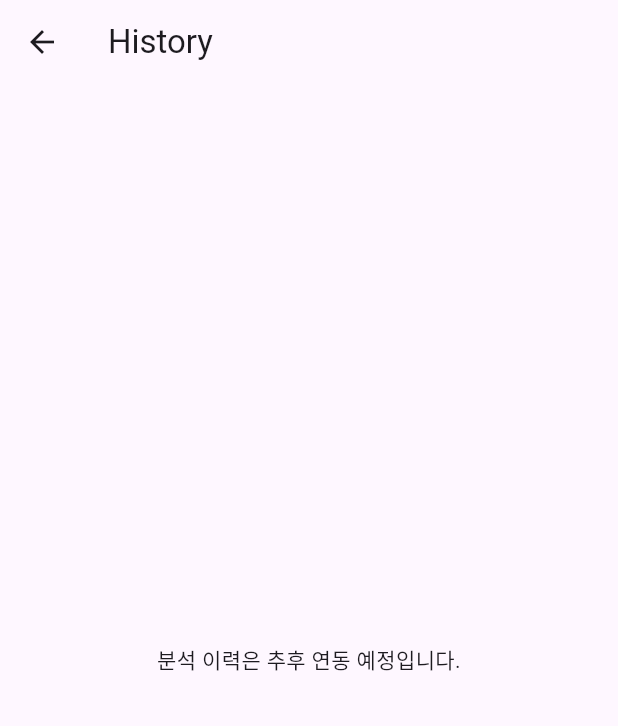
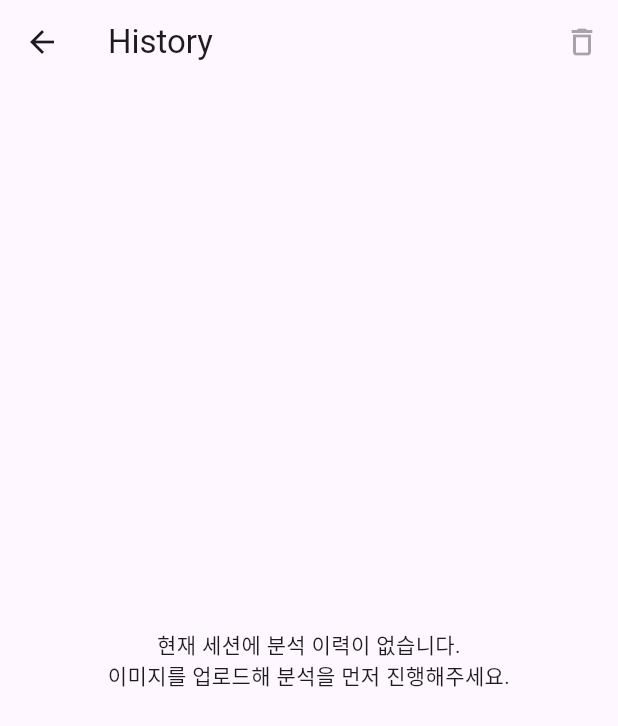
Before and after one commit to Capstone-sixsense/eye-project, a Flutter app: the HistoryScreen screen opened by its route, on a phone screen of 412 x 824 dp. Shown: the top 726 px of the screen. Run offline on Flutter 3.47's test engine with Material 3 defaults, Android fonts, the phone set to English and light mode, and no system bars; our stand-ins replace file_picker.

Commit message:
feat(frontend): implement session-based analysis history screen
analyze 성공 응답을 메모리 이력 스토어에 저장하도록 임시로 구현

History 화면에서 썸네일/시간/판정을 표시하고, 항목 선택 시 결과 화면으로 재진입할 수 있도록 연결

```diff
--- /dev/null
+++ b/frontend/lib/models/analysis_history_entry.dart
@@ -0,0 +1,17 @@
+import 'dart:typed_data';
+
+import 'analyze_response.dart';
+
+class AnalysisHistoryEntry {
+  const AnalysisHistoryEntry({
+    required this.filename,
+    required this.originalImageBytes,
+    required this.response,
+    required this.createdAt,
+  });
+
+  final String filename;
+  final Uint8List originalImageBytes;
+  final AnalyzeResponse response;
+  final DateTime createdAt;
+}
--- a/frontend/lib/screens/history_screen.dart
+++ b/frontend/lib/screens/history_screen.dart
@@ -1,22 +1,93 @@
 import 'package:flutter/material.dart';
 
-/// 이력 보기 — 백엔드/스토리지 연동 전 플레이스홀더.
-class HistoryScreen extends StatelessWidget {
+import '../models/result_screen_args.dart';
+import '../state/analysis_history_store.dart';
+
+/// 이력 보기 — 현재 세션에서 `/analyze` 성공 응답을 저장해 표시.
+class HistoryScreen extends StatefulWidget {
   const HistoryScreen({super.key});
 
   @override
+  State<HistoryScreen> createState() => _HistoryScreenState();
+}
+
+class _HistoryScreenState extends State<HistoryScreen> {
+  void _clearHistory() {
+    AnalysisHistoryStore.clear();
+    setState(() {});
+  }
+
+  @override
   Widget build(BuildContext context) {
+    final entries = AnalysisHistoryStore.entries;
+
     return Scaffold(
-      appBar: AppBar(title: const Text('History')),
-      body: const Center(
-        child: Padding(
-          padding: EdgeInsets.all(24),
-          child: Text(
-            '분석 이력은 추후 연동 예정입니다.',
-            textAlign: TextAlign.center,
+      appBar: AppBar(
+        title: const Text('History'),
+        actions: [
+          IconButton(
+            onPressed: entries.isEmpty ? null : _clearHistory,
+            icon: const Icon(Icons.delete_outline),
+            tooltip: '이력 비우기',
           ),
-        ),
+        ],
       ),
+      body: entries.isEmpty
+          ? const Center(
+              child: Padding(
+                padding: EdgeInsets.all(24),
+                child: Text(
+                  '현재 세션에 분석 이력이 없습니다.\n이미지를 업로드해 분석을 먼저 진행해주세요.',
+                  textAlign: TextAlign.center,
+                ),
+              ),
+            )
+          : ListView.separated(
+              padding: const EdgeInsets.all(16),
+              itemCount: entries.length,
+              separatorBuilder: (_, _) => const SizedBox(height: 12),
+              itemBuilder: (context, index) {
+                final item = entries[index];
+                final subtitle = item.response.label ?? '판정 없음';
+                return Card(
+                  child: ListTile(
+                    leading: ClipRRect(
+                      borderRadius: BorderRadius.circular(8),
+                      child: Image.memory(
+                        item.originalImageBytes,
+                        width: 52,
+                        height: 52,
+                        fit: BoxFit.cover,
+                      ),
+                    ),
+                    title: Text(item.filename),
+                    subtitle: Text(
+                      '$subtitle · ${_formatDateTime(item.createdAt)}',
+                    ),
+                    trailing: const Icon(Icons.chevron_right),
+                    onTap: () {
+                      Navigator.pushNamed(
+                        context,
+                        '/result',
+                        arguments: ResultScreenArgs(
+                          originalImageBytes: item.originalImageBytes,
+                          analyzeResponse: item.response,
+                        ),
+                      );
+                    },
+                  ),
+                );
+              },
+            ),
     );
   }
 }
+
+String _formatDateTime(DateTime value) {
+  final y = value.year.toString().padLeft(4, '0');
+  final m = value.month.toString().padLeft(2, '0');
+  final d = value.day.toString().padLeft(2, '0');
+  final hh = value.hour.toString().padLeft(2, '0');
+  final mm = value.minute.toString().padLeft(2, '0');
+  return '$y-$m-$d $hh:$mm';
+}
--- /dev/null
+++ b/frontend/lib/state/analysis_history_store.dart
@@ -0,0 +1,18 @@
+import '../models/analysis_history_entry.dart';
+
+class AnalysisHistoryStore {
+  AnalysisHistoryStore._();
+
+  static final List<AnalysisHistoryEntry> _entries = <AnalysisHistoryEntry>[];
+
+  static List<AnalysisHistoryEntry> get entries =>
+      List<AnalysisHistoryEntry>.unmodifiable(_entries);
+
+  static void add(AnalysisHistoryEntry entry) {
+    _entries.insert(0, entry);
+  }
+
+  static void clear() {
+    _entries.clear();
+  }
+}
```
Also changed, not shown: frontend/lib/screens/upload_screen.dart (+11 -0 lines).
